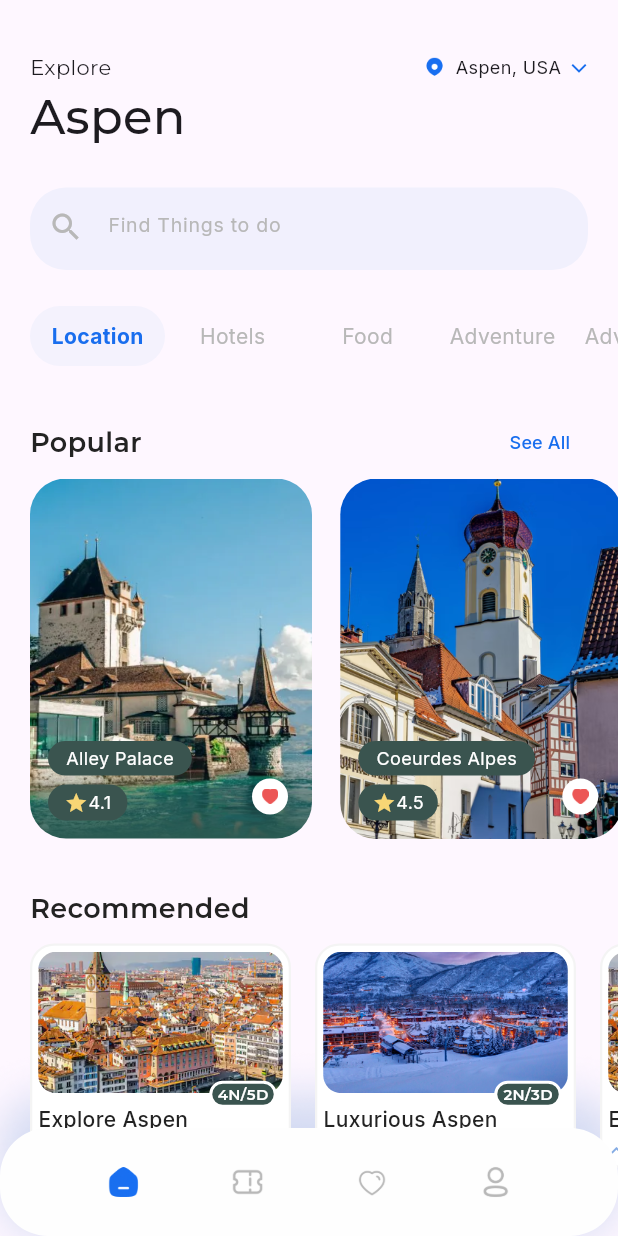
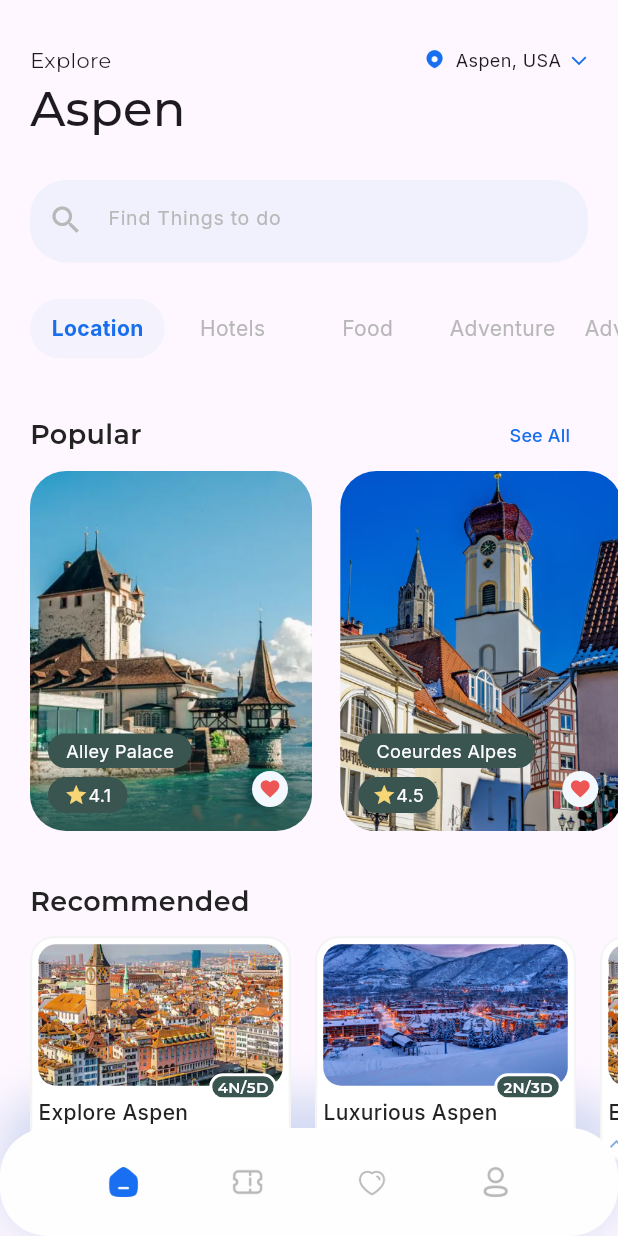
Before and after one commit to dengolden/aspen_travel, a Flutter app: the HomePageScreen screen opened directly, on a phone screen of 412 x 824 dp. Run offline on Flutter 3.47's test engine with Material 3 defaults, Android fonts, the light colour scheme and no system bars; our stand-ins replace google_fonts.

Commit message:
Project Done!!

```diff
--- a/lib/main.dart
+++ b/lib/main.dart
@@ -1,4 +1,5 @@
 import 'package:aspen_travel/pages/home_page.dart';
+import 'package:aspen_travel/pages/splash_page.dart';
 import 'package:flutter/material.dart';
 
 void main() {
@@ -12,7 +13,7 @@
   Widget build(BuildContext context) {
     return MaterialApp(
       debugShowCheckedModeBanner: false,
-      home: HomePageScreen(),
+      home: SplashScreenPage(),
     );
   }
 }
--- a/lib/pages/home_page.dart
+++ b/lib/pages/home_page.dart
@@ -16,7 +16,7 @@
     return Scaffold(
       body: SafeArea(
         child: Padding(
-          padding: const EdgeInsets.only(top: 35),
+          padding: const EdgeInsets.only(top: 30),
           child: Stack(
             children: [
               Container(
--- a/lib/widgets/home_popular.dart
+++ b/lib/widgets/home_popular.dart
@@ -1,4 +1,5 @@
 import 'package:aspen_travel/models/popular.dart';
+import 'package:aspen_travel/pages/details_page.dart';
 import 'package:aspen_travel/theme.dart';
 import 'package:flutter/material.dart';
 
@@ -22,7 +23,18 @@
 
   @override
   Widget build(BuildContext context) {
-    return Stack(
+    return GestureDetector(
+      onTap: () {
+        if (popular.id == 2) {
+          Navigator.push(
+            context,
+            MaterialPageRoute(
+              builder: (context) => DetailsPageScreen(),
+            ),
+          );
+        }
+      },
+      child: Stack(
         children: [
           ClipRRect(
             borderRadius: BorderRadius.circular(24),
@@ -105,21 +117,20 @@
               width: 24,
               height: 24,
               decoration: BoxDecoration(
+                color: Color(0xffF3F8FE),
                 shape: BoxShape.circle,
               ),
-            child: FloatingActionButton(
-              onPressed: () {},
-              backgroundColor: Colors.white,
-              shape: CircleBorder(),
-              elevation: 0,
-              child: Image.asset(
-                'assets/heart_icon.png',
-                width: 11,
+              child: Icon(
+                Icons.favorite,
+                size: 15,
+                color: Color(
+                  0xffEC5655,
                 ),
               ),
             ),
           ),
         ],
+      ),
     );
   }
 }
```
Also changed, not shown: lib/pages/details_page.dart (+11 -8 lines), lib/pages/splash_page.dart (added, +95 -0 lines), 1 other file. Lines whose indentation alone changed are shown as unchanged.
